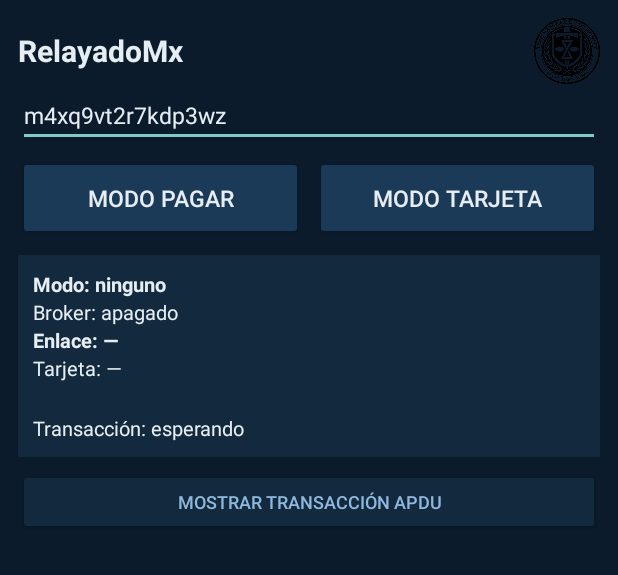
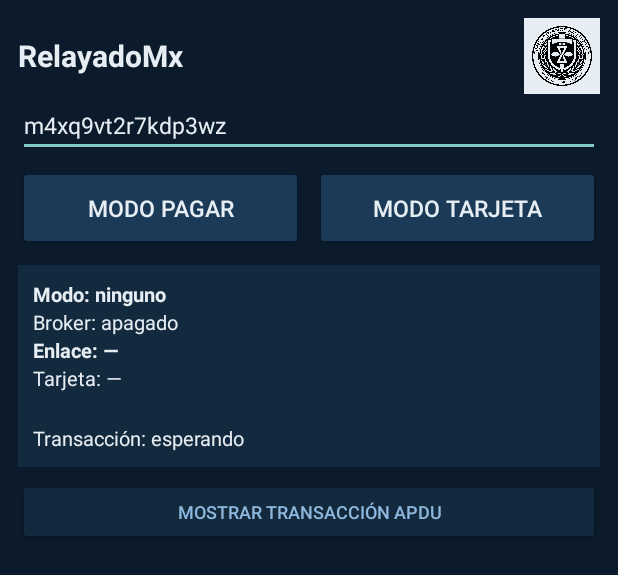
Before and after one commit to adriancorreacgcg/relayadomx, an Android app: the layout activity_main.xml on its own in the app's theme, with its tools: preview values and no code run, on a phone screen of 412 x 824 dp. Shown: the top 575 px of the screen. Run offline under Robolectric (Android 15) with nearby library versions, the phone set to English and light mode, and no system bars.

Commit message:
Actualizar activity_main.xml

```diff
--- a/app/src/main/res/layout/activity_main.xml
+++ b/app/src/main/res/layout/activity_main.xml
@@ -21,11 +21,19 @@
             android:textSize="20sp"
             android:textStyle="bold" />
 
-        <ImageView
-            android:layout_width="44dp"
-            android:layout_height="44dp"
-            android:contentDescription="logo"
-            android:src="@drawable/logo" />
+        <LinearLayout
+            android:layout_width="wrap_content"
+            android:layout_height="wrap_content"
+            android:background="#E6EDF3"
+            android:gravity="center"
+            android:padding="5dp">
+
+            <ImageView
+                android:layout_width="40dp"
+                android:layout_height="40dp"
+                android:contentDescription="logo"
+                android:src="@drawable/logo" />
+        </LinearLayout>
     </LinearLayout>
 
     <EditText
```
